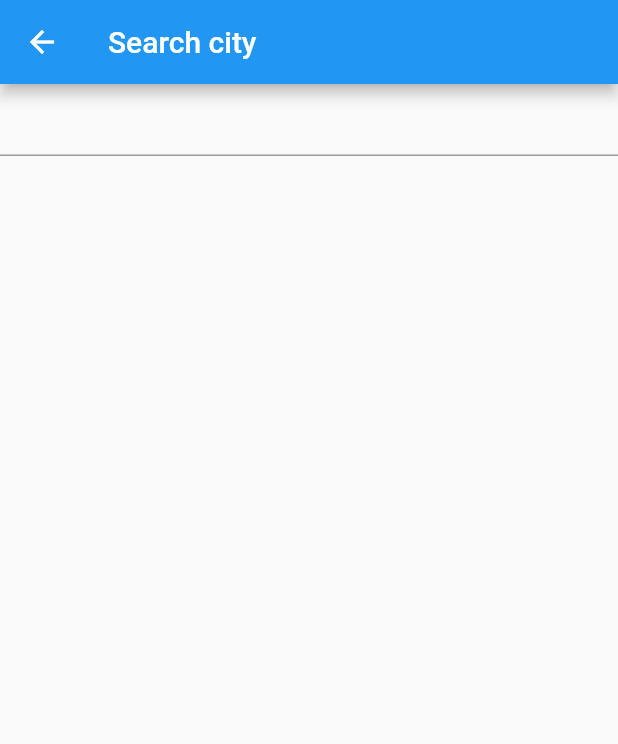
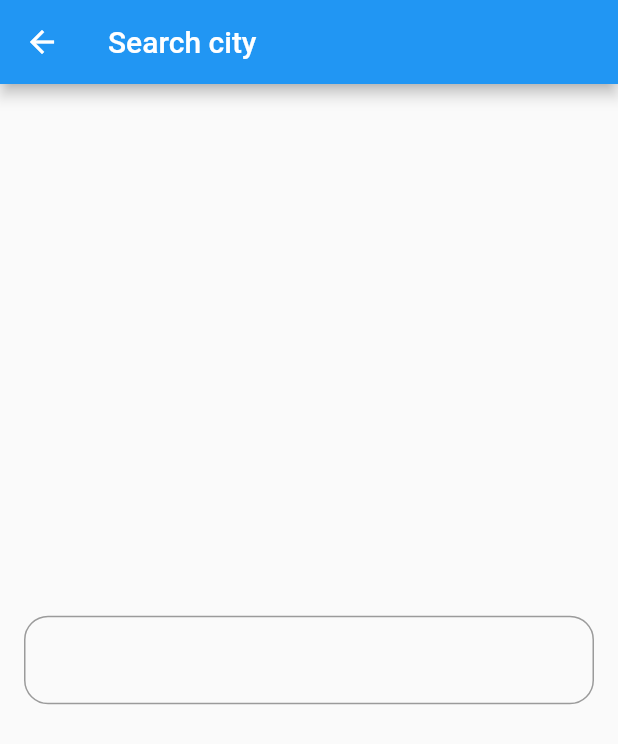
Before and after one commit to MohamedEssam9009/weathertide, a Flutter app: the HomeView screen opened directly, after a tap on the "search" icon, on a phone screen of 412 x 824 dp. Shown: the top 744 px of the screen. Run offline on Flutter 3.47's test engine with Material 3 defaults, Android fonts, the phone set to English and light mode, and no system bars.

```diff
--- a/lib/main.dart
+++ b/lib/main.dart
@@ -1,5 +1,5 @@
 import 'package:flutter/material.dart';
-import 'package:weather_app/views/search_view.dart';
+import 'package:weather_app/views/home_view.dart';
 
 void main() {
   runApp(const WeatherApp());
@@ -13,7 +13,7 @@ class WeatherApp extends StatelessWidget {
     return MaterialApp(
       debugShowCheckedModeBanner: false,
       theme: ThemeData(useMaterial3: false),
-      home: const SearchView(),
+      home: const HomeView(),
     );
   }
 }
--- a/lib/views/search_view.dart
+++ b/lib/views/search_view.dart
@@ -9,7 +9,19 @@ class SearchView extends StatelessWidget {
       appBar: AppBar(
         title: const Text('Search city'),
       ),
-      body: TextField(),
+      body: Padding(
+        padding: const EdgeInsets.symmetric(horizontal: 16.0),
+        child: Center(
+          child: TextField(
+            decoration: InputDecoration(
+              border: OutlineInputBorder(
+                borderRadius: BorderRadius.circular(16.0),
+                borderSide: const BorderSide(color: Colors.green),
+              ),
+            ),
+          ),
+        ),
+      ),
     );
   }
 }
--- a/lib/widgets/no_weather_body.dart
+++ b/lib/widgets/no_weather_body.dart
@@ -1,9 +1,7 @@
 import 'package:flutter/material.dart';
 
 class NoWeatherBody extends StatelessWidget {
-  const NoWeatherBody({
-    Key? key,
-  }) : super(key: key);
+  const NoWeatherBody({Key? key}) : super(key: key);
 
   @override
   Widget build(BuildContext context) {
@@ -15,12 +13,14 @@ class NoWeatherBody extends StatelessWidget {
           children: [
             Text(
               'there is no weather 😔 start',
+              textAlign: TextAlign.center,
               style: TextStyle(
                 fontSize: 30,
               ),
             ),
             Text(
               'searching now 🔍',
+              textAlign: TextAlign.center,
               style: TextStyle(
                 fontSize: 30,
               ),
```
